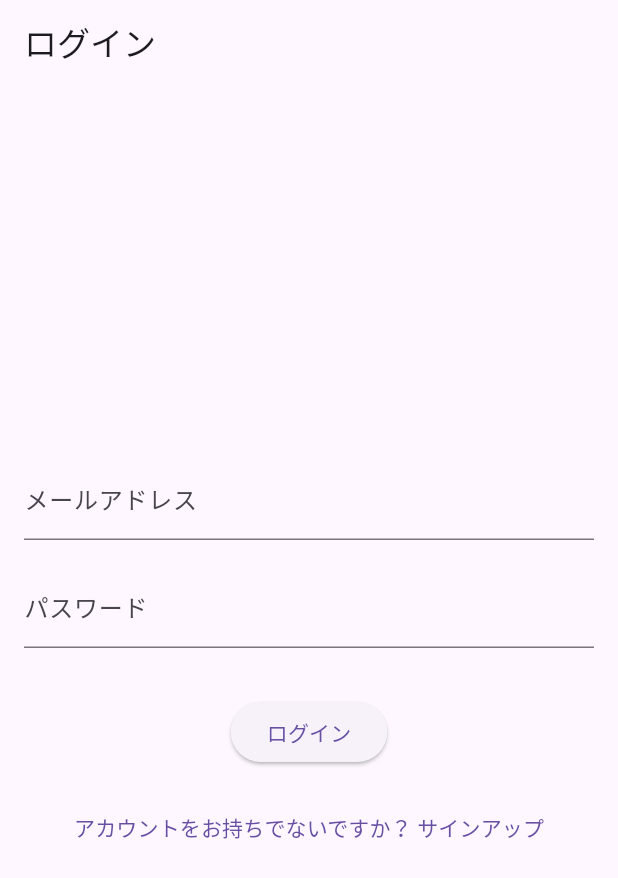
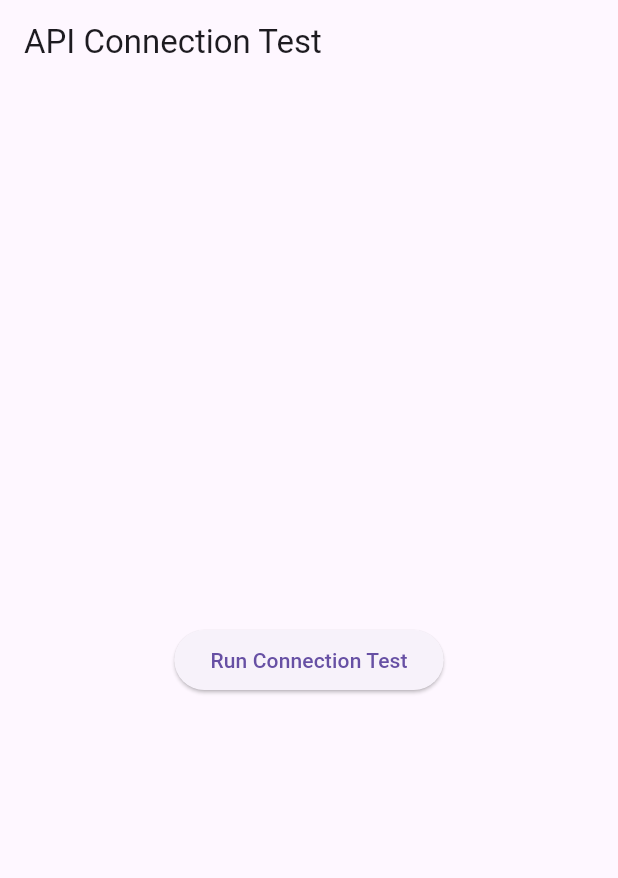
Before and after one commit to hiroyuki-diet/hiroyuki_diet_app, a Flutter app: the screen it shows after launch, on a phone screen of 412 x 824 dp. Shown: the top 878 px of the screen. Run offline on Flutter 3.47's test engine with Material 3 defaults, Android fonts, the light colour scheme and no system bars; our stand-ins replace built_collection, built_value, flutter_riverpod, flutter_secure_storage; missing offline and left inert: ferry, ferry_exec, gql, gql_code_builder_serializers, gql_exec, gql_http_link.

Commit message:
WIP 疎通確認

```diff
--- a/lib/main.dart
+++ b/lib/main.dart
@@ -1,57 +1,143 @@
+// import 'package:flutter/material.dart';
+// import 'package:flutter_riverpod/flutter_riverpod.dart';
+// // import 'package:hiroyuki_diet_app/pages/home.dart';
+// import 'package:hiroyuki_diet_app/pages/login_page.dart';
+
+// // Client initClient() {
+// //   final link = DioLink(
+// //     'http://localhost:8080/query', // あなたのGraphQLエンドポイントに合わせて修正してください
+// //     client: Dio(),
+// //   );
+
+// //   final client = Client(link: link);
+// //   return client;
+// // }
+
+// void main() {
+//   // final client = initClient();
+//   runApp(ProviderScope(child: MyApp()));
+// }
+
+// class MyApp extends StatelessWidget {
+//   // const MyApp({Key? key, required this.client}) : super(key: key);
+//   const MyApp({Key? key}) : super(key: key);
+
+//   // final Client client;
+
+//   @override
+//   Widget build(BuildContext context) {
+//     return /*ClientProvider(
+//       value: client,
+//       child:*/ MaterialApp(
+//         title: 'ひろゆきダイエット',
+//         theme: ThemeData(
+//           useMaterial3: true,
+//           textTheme: const TextTheme(
+//             bodyLarge: TextStyle(color: Colors.white),
+//             bodyMedium: TextStyle(color: Colors.white),
+//             bodySmall: TextStyle(color: Colors.white),
+//             displayLarge: TextStyle(color: Colors.white),
+//             displayMedium: TextStyle(color: Colors.white),
+//             displaySmall: TextStyle(color: Colors.white),
+//             headlineLarge: TextStyle(color: Colors.white),
+//             headlineMedium: TextStyle(color: Colors.white),
+//             headlineSmall: TextStyle(color: Colors.white),
+//             labelLarge: TextStyle(color: Colors.white),
+//             labelMedium: TextStyle(color: Colors.white),
+//             labelSmall: TextStyle(color: Colors.white),
+//             titleLarge: TextStyle(color: Colors.white),
+//             titleMedium: TextStyle(color: Colors.white),
+//             titleSmall: TextStyle(color: Colors.white),
+//           ),
+//         ),
+//         home: LoginPage(),
+//       );
+//     // );
+//   }
+// }
+
+import 'dart:convert';
 import 'package:flutter/material.dart';
 import 'package:flutter_riverpod/flutter_riverpod.dart';
-// import 'package:hiroyuki_diet_app/pages/home.dart';
-import 'package:hiroyuki_diet_app/pages/login_page.dart';
-
-// Client initClient() {
-//   final link = DioLink(
-//     'http://localhost:8080/query', // あなたのGraphQLエンドポイントに合わせて修正してください
-//     client: Dio(),
-//   );
-
-//   final client = Client(link: link);
-//   return client;
-// }
+import 'package:http/http.dart' as http;
 
 void main() {
-  // final client = initClient();
-  runApp(ProviderScope(child: MyApp()));
+  runApp(const ProviderScope(child: MyApp()));
 }
 
 class MyApp extends StatelessWidget {
-  // const MyApp({Key? key, required this.client}) : super(key: key);
   const MyApp({Key? key}) : super(key: key);
-
-  // final Client client;
 
   @override
   Widget build(BuildContext context) {
-    return /*ClientProvider(
-      value: client,
-      child:*/ MaterialApp(
+    return MaterialApp(
       title: 'ひろゆきダイエット',
       theme: ThemeData(
         useMaterial3: true,
+        // (あなたのテーマ設定はそのまま維持します)
         textTheme: const TextTheme(
-            bodyLarge: TextStyle(color: Colors.white),
-            bodyMedium: TextStyle(color: Colors.white),
-            bodySmall: TextStyle(color: Colors.white),
-            displayLarge: TextStyle(color: Colors.white),
-            displayMedium: TextStyle(color: Colors.white),
-            displaySmall: TextStyle(color: Colors.white),
-            headlineLarge: TextStyle(color: Colors.white),
-            headlineMedium: TextStyle(color: Colors.white),
-            headlineSmall: TextStyle(color: Colors.white),
-            labelLarge: TextStyle(color: Colors.white),
-            labelMedium: TextStyle(color: Colors.white),
-            labelSmall: TextStyle(color: Colors.white),
-            titleLarge: TextStyle(color: Colors.white),
-            titleMedium: TextStyle(color: Colors.white),
-            titleSmall: TextStyle(color: Colors.white),
+            bodyLarge: TextStyle(color: Colors.black), // テストのため文字色を黒に変更
+            bodyMedium: TextStyle(color: Colors.black),
+            bodySmall: TextStyle(color: Colors.black),
+            displayLarge: TextStyle(color: Colors.black),
+            displayMedium: TextStyle(color: Colors.black),
+            displaySmall: TextStyle(color: Colors.black),
+            headlineLarge: TextStyle(color: Colors.black),
+            headlineMedium: TextStyle(color: Colors.black),
+            headlineSmall: TextStyle(color: Colors.black),
+            labelLarge: TextStyle(color: Colors.black),
+            labelMedium: TextStyle(color: Colors.black),
+            labelSmall: TextStyle(color: Colors.black),
+            titleLarge: TextStyle(color: Colors.black),
+            titleMedium: TextStyle(color: Colors.black),
+            titleSmall: TextStyle(color: Colors.black),
           ),
       ),
-        home: LoginPage(),
+      // LoginPageの代わりにテスト用のページを表示
+      home: const ApiConnectionTestPage(),
     );
-    // );
   }
 }
+
+class ApiConnectionTestPage extends StatelessWidget {
+  const ApiConnectionTestPage({Key? key}) : super(key: key);
+
+  Future<void> _runTest() async {
+    // あなたのMacのIPアドレスに置き換えてください
+    final url = Uri.parse('http://192.168.1.3:8080/query');
+
+    final headers = {'Content-Type': 'application/json'};
+    final body = jsonEncode({'query': '{__typename}'});
+
+    print('--- Direct HTTP Test Start ---');
+    print('URL: $url');
+
+    try {
+      final response = await http.post(
+        url,
+        headers: headers,
+        body: body,
+      );
+
+      print('✅ TEST SUCCESS: 通信に成功しました。');
+      print('Status Code: ${response.statusCode}');
+      print('Response Body: ${response.body}');
+    } catch (e) {
+      print('❌ TEST FAILED: 通信自体が失敗しました。');
+      print('Error: $e');
+    }
+  }
+
+  @override
+  Widget build(BuildContext context) {
+    return Scaffold(
+      appBar: AppBar(title: const Text('API Connection Test')),
+      body: Center(
+        child: ElevatedButton(
+          onPressed: _runTest,
+          child: const Text('Run Connection Test'),
+        ),
+      ),
+    );
+  }
+}
--- a/lib/providers/client_provider.dart
+++ b/lib/providers/client_provider.dart
@@ -1,4 +1,5 @@
 import 'dart:async';
+import 'dart:io';
 import 'package:flutter_riverpod/flutter_riverpod.dart';
 import 'package:ferry/ferry.dart';
 import 'package:gql_http_link/gql_http_link.dart' show HttpLink, HttpLinkHeaders;
@@ -36,7 +37,9 @@ class AuthLink extends Link {
 final ferryClientProvider = Provider<Client>((ref) {
   const storage = FlutterSecureStorage();
 
-  final String uri = 'http://localhost:8080/query';
+  final String uri = Platform.isAndroid
+      ? 'http://10.0.2.2:8080/query' // ← Android用の設定
+      : 'http://localhost:8080/query';
   final httpLink = HttpLink(uri);
 
   final authLink = AuthLink(
--- a/pubspec.yaml
+++ b/pubspec.yaml
@@ -22,6 +22,7 @@ dependencies:
   gql_link: ^1.0.0+1
   gql_exec: ^1.0.0+1
   flutter_secure_storage: ^9.2.2
+  http: ^1.2.0
 
 dev_dependencies:
   flutter_test:
```
Also changed, not shown: pubspec.lock, 6 other files. Lines whose indentation alone changed are shown as unchanged.
